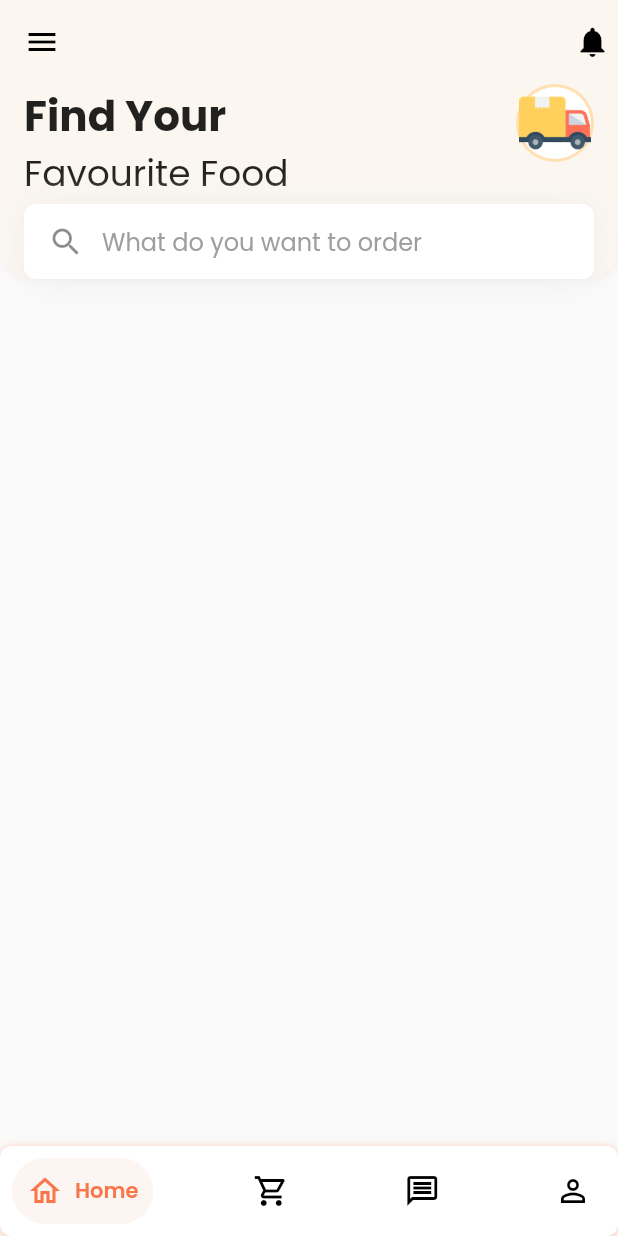
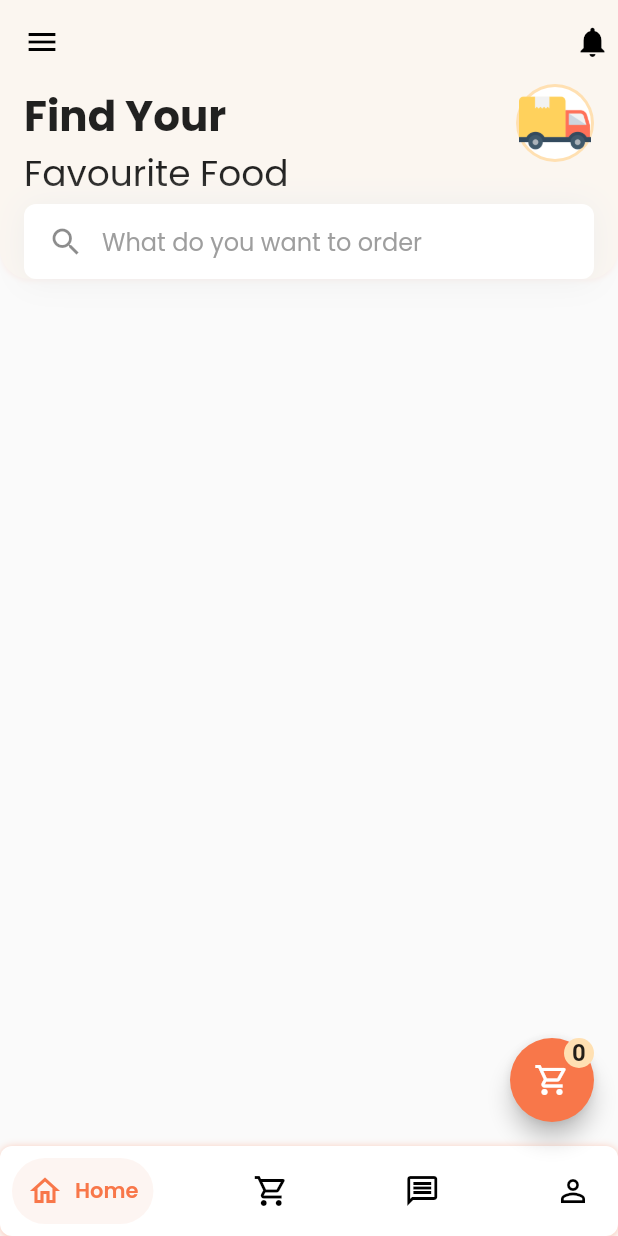
Before and after one commit to mugri-ndeh/food_delivery, a Flutter app: the BaseScreen screen opened directly, on a phone screen of 412 x 824 dp. Run offline on Flutter 3.47's test engine with Material 2 defaults, Android fonts, the phone set to English and light mode, and no system bars; drawn by our look-alikes of google_nav_bar; our stand-ins replace flutter_datetime_picker, google_fonts, intl_phone_field, intl_phone_number_input; missing offline and left inert: emojis.

Commit message:
added cart button

```diff
--- a/lib/home/screens/base.dart
+++ b/lib/home/screens/base.dart
@@ -20,6 +20,28 @@ class _BaseScreenState extends State<BaseScreen> {
   @override
   Widget build(BuildContext context) {
     return Scaffold(
+      floatingActionButton: Stack(
+        children: [
+          FloatingActionButton(
+            backgroundColor: Palette.primaryGreen,
+            onPressed: () {},
+            child: Icon(
+              Icons.shopping_cart_outlined,
+              color: Palette.white,
+            ),
+            tooltip: 'Cart',
+          ),
+          const Positioned(
+              right: 0,
+              child: CircleAvatar(
+                radius: 10,
+                child: Text(
+                  '0',
+                  style: TextStyle(fontWeight: FontWeight.bold),
+                ),
+              ))
+        ],
+      ),
       body: SafeArea(
         child: IndexedStack(
           index: _selectedIndex,
```
